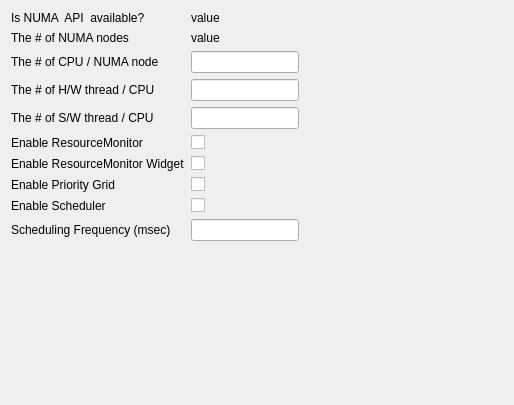
Old version of the form src/thewall/systemsettingdialog.ui in the repository sungwonnam/SAGENext.
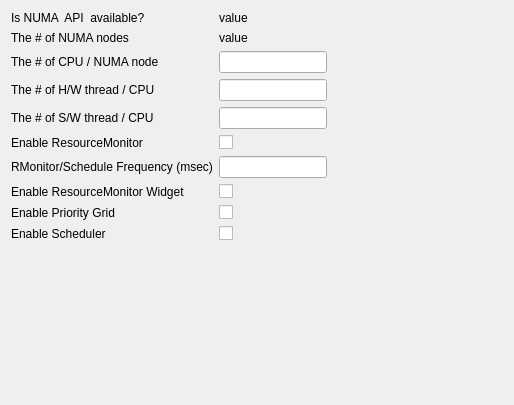
New version of the form.

```diff
--- a/src/thewall/systemsettingdialog.ui
+++ b/src/thewall/systemsettingdialog.ui
@@ -89,58 +89,58 @@
      </property>
     </widget>
    </item>
-   <item row="8" column="0">
+   <item row="9" column="0">
     <widget class="QLabel" name="label_9">
      <property name="text">
       <string>Enable Scheduler</string>
      </property>
     </widget>
    </item>
-   <item row="8" column="1">
-    <widget class="QCheckBox" name="schedulerCheckBox">
-     <property name="text">
-      <string/>
-     </property>
-    </widget>
-   </item>
-   <item row="9" column="0">
-    <widget class="QLabel" name="label_10">
-     <property name="text">
-      <string>Scheduling Frequency (msec)</string>
-     </property>
-    </widget>
-   </item>
    <item row="9" column="1">
-    <widget class="QLineEdit" name="schedFreqLineEdit"/>
+    <widget class="QCheckBox" name="schedulerCheckBox">
+     <property name="text">
+      <string/>
+     </property>
+    </widget>
    </item>
-   <item row="7" column="0">
+   <item row="8" column="0">
     <widget class="QLabel" name="label_2">
      <property name="text">
       <string>Enable Priority Grid</string>
      </property>
     </widget>
    </item>
-   <item row="7" column="1">
+   <item row="8" column="1">
     <widget class="QCheckBox" name="pGridCheckBox">
      <property name="text">
       <string/>
      </property>
     </widget>
    </item>
-   <item row="6" column="0">
+   <item row="7" column="0">
     <widget class="QLabel" name="label_7">
      <property name="text">
       <string>Enable ResourceMonitor Widget</string>
      </property>
     </widget>
    </item>
-   <item row="6" column="1">
+   <item row="7" column="1">
     <widget class="QCheckBox" name="rmonitorWidgetCheckBox">
      <property name="text">
       <string/>
      </property>
     </widget>
    </item>
+   <item row="6" column="0">
+    <widget class="QLabel" name="label_10">
+     <property name="text">
+      <string>RMonitor/Schedule Frequency (msec)</string>
+     </property>
+    </widget>
+   </item>
+   <item row="6" column="1">
+    <widget class="QLineEdit" name="schedFreqLineEdit"/>
+   </item>
   </layout>
  </widget>
  <resources/>
```
